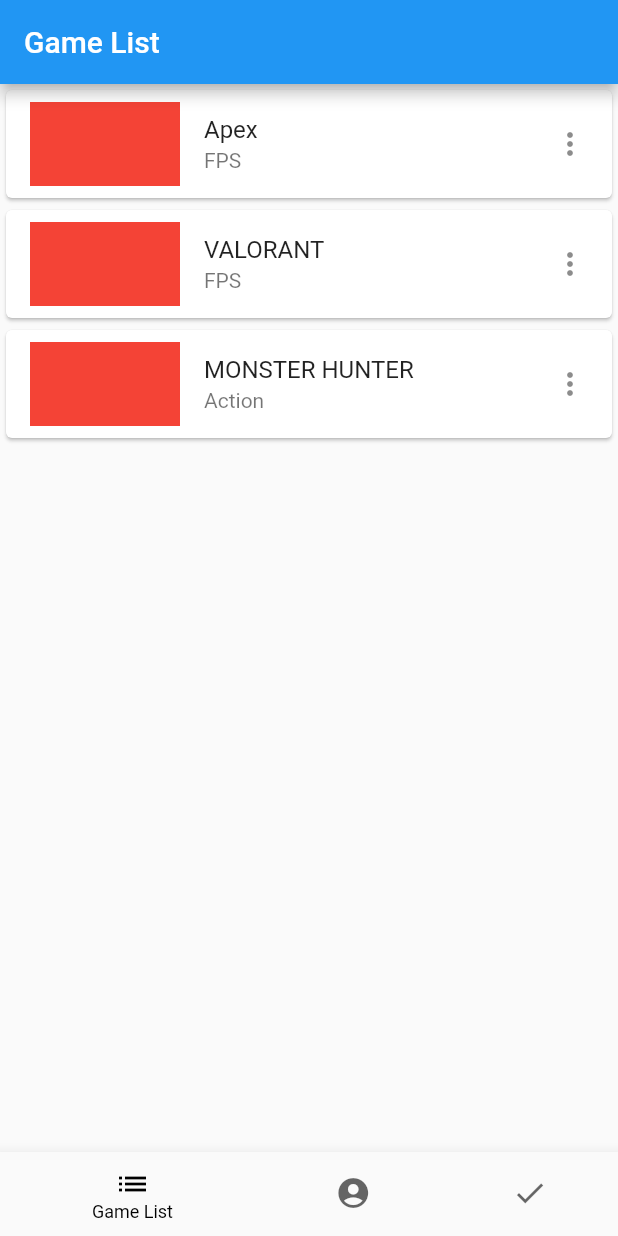
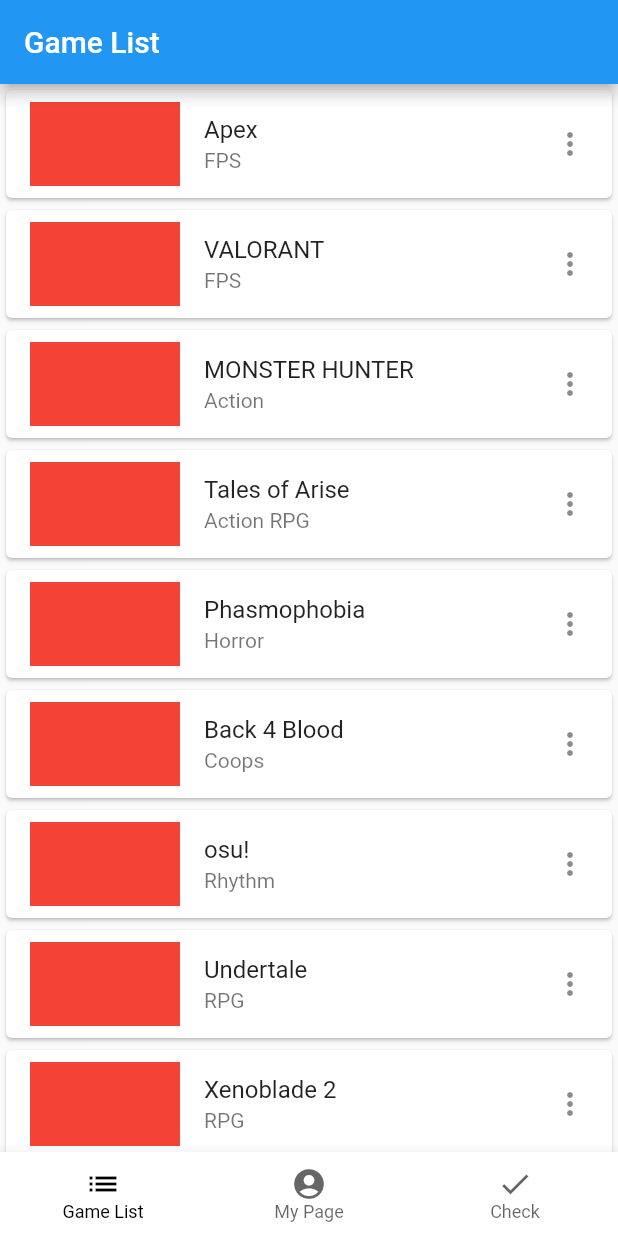
Before and after one commit to sftn0928/CloPG, a Flutter app: the screen it shows after launch, on a phone screen of 412 x 824 dp. Run offline on Flutter 3.47's test engine with Material 2 defaults, Android fonts, the phone set to English and light mode, and no system bars; our stand-ins replace cloud_firestore, firebase_auth, firebase_core, flutter_svg; missing offline and left inert: adobe_xd; accounts and stored records are empty.

Commit message:
クラス分けとテストデータの追加

```diff
--- a/lib/app.dart
+++ b/lib/app.dart
@@ -15,6 +15,7 @@ class App extends StatefulWidget {
 class _App extends State<App> {
   int _selectedIndex = 0;
 
+  // 各ボタンが押された際にコンテンツを表示する
   static List<Widget> _pageList = [
     GameList(),
     MyPage(),
@@ -36,13 +37,14 @@ class _App extends State<App> {
       body: _pageList[_selectedIndex],
 
       bottomNavigationBar: BottomNavigationBar(
-        type: BottomNavigationBarType.shifting,
+        type: BottomNavigationBarType.fixed,
         backgroundColor: colorScheme.surface,
         selectedItemColor: colorScheme.onSurface,
         unselectedItemColor: colorScheme.onSurface.withOpacity(.60),
         selectedLabelStyle: textTheme.caption,
         unselectedLabelStyle: textTheme.caption,
 
+        // フッターのボタンを追加する
         items: const <BottomNavigationBarItem>[
           BottomNavigationBarItem(
             icon: Icon(Icons.list),
--- /dev/null
+++ b/lib/game_choice.dart
@@ -0,0 +1,14 @@
+import 'package:flutter/material.dart';
+import 'package:adobe_xd/pinned.dart';
+import 'package:flutter_svg/flutter_svg.dart';
+
+// 選択したゲームを表示する画面
+class GameChoice extends StatelessWidget {
+  Widget build(BuildContext context) {
+    return Scaffold(
+      appBar: AppBar(
+        title: Text('Game Choice'),
+      ),
+    );
+  }
+}
--- a/lib/game_list.dart
+++ b/lib/game_list.dart
@@ -2,6 +2,7 @@ import 'package:flutter/material.dart';
 import 'package:adobe_xd/pinned.dart';
 
 import 'game_choice.dart';
+import 'test_data.dart';
 
 // ゲーム一覧画面
 class GameList extends StatefulWidget {
@@ -10,30 +11,19 @@ class GameList extends StatefulWidget {
 }
 
 class _GameList extends State<GameList> {
-  List<String> gameTitle = [
-    'Apex',
-    'VALORANT',
-    'MONSTER HUNTER',
-  ];
-  List<String> gameDetail = [
-    'FPS',
-    'FPS',
-    'Action'
-  ];
+  // テストデータ呼び出し
+  Game game = Game();
 
-  // final firestore = FirebaseFirestore.instance;
-  // final doc = await firestore
-  //     .collection("tests")
-  //     .doc("xxxxxxxxxxxxxxxx")
-  //     .get();
-
+  // ゲームリストの表示
   Widget build(BuildContext context) {
     return Scaffold(
       appBar: AppBar(
         title: Text('Game List'),
       ),
       body: ListView.builder(
-          itemCount: gameTitle.length,
+          // テストのデータの要素数を取得
+          itemCount: game.index,
+          // その要素数分リストを作成する
           itemBuilder: (context, index){
             return Card(
               child: ListTile(
@@ -41,11 +31,11 @@ class _GameList extends State<GameList> {
                   width: 100,
                   color: Colors.red,
                 ),
-                title: Text(gameTitle[index]),
-                subtitle: Text(gameDetail[index]),
+                title: Text(game.title[index]),
+                subtitle: Text(game.detail[index]),
                 trailing: Icon(Icons.more_vert),
                 onTap: (){
-                  print('onTap');
+                  print('test');
                 },
               ),
             );
@@ -54,38 +44,4 @@ class _GameList extends State<GameList> {
       ),
     );
   }
-
-// static List<Widget> listTiles = <Widget>[
-//   ListTile(
-//     leading: Container(
-//       width: 100,
-//       color: Colors.red,
-//     ),
-//     title: Text('ゲームタイトル'),
-//     subtitle: Text('ジャンル'),
-//     // trailing: Icon(Icons.more_vert),
-//     trailing: Icon(
-//       alreadySaved ? Icons.favorite : Icons.favorite_border,
-//       color: alreadySaved ? Colors.red : null,
-//     ),
-//   ),
-//   ListTile(
-//     leading: Container(
-//       width: 100,
-//       color: Colors.blue,
-//     ),
-//     title: Text('ゲームタイトル'),
-//     subtitle: Text('ジャンル'),
-//     trailing: Icon(Icons.more_vert),
-//   ),
-//   ListTile(
-//     leading: Container(
-//       width: 100,
-//       color: Colors.green,
-//     ),
-//     title: Text('ゲームタイトル'),
-//     subtitle: Text('ジャンル'),
-//     trailing: Icon(Icons.more_vert),
-//   )
-// ];
 }
--- /dev/null
+++ b/lib/test_data.dart
@@ -0,0 +1,31 @@
+// テストデータを格納するクラス
+// 後に削除予定
+
+class Game{
+  // タイトルを格納するリスト
+  List<String> title = [
+    'Apex',
+    'VALORANT',
+    'MONSTER HUNTER',
+    'Tales of Arise',
+    'Phasmophobia',
+    'Back 4 Blood',
+    'osu!',
+    'Undertale',
+    'Xenoblade 2'
+  ];
+  // ジャンルを格納するリスト
+  List<String> detail = [
+    'FPS',
+    'FPS',
+    'Action',
+    'Action RPG',
+    'Horror',
+    'Coops',
+    'Rhythm',
+    'RPG',
+    'RPG',
+  ];
+  // 格納している要素数を表示するindex
+  int index = 9;
+}
```
